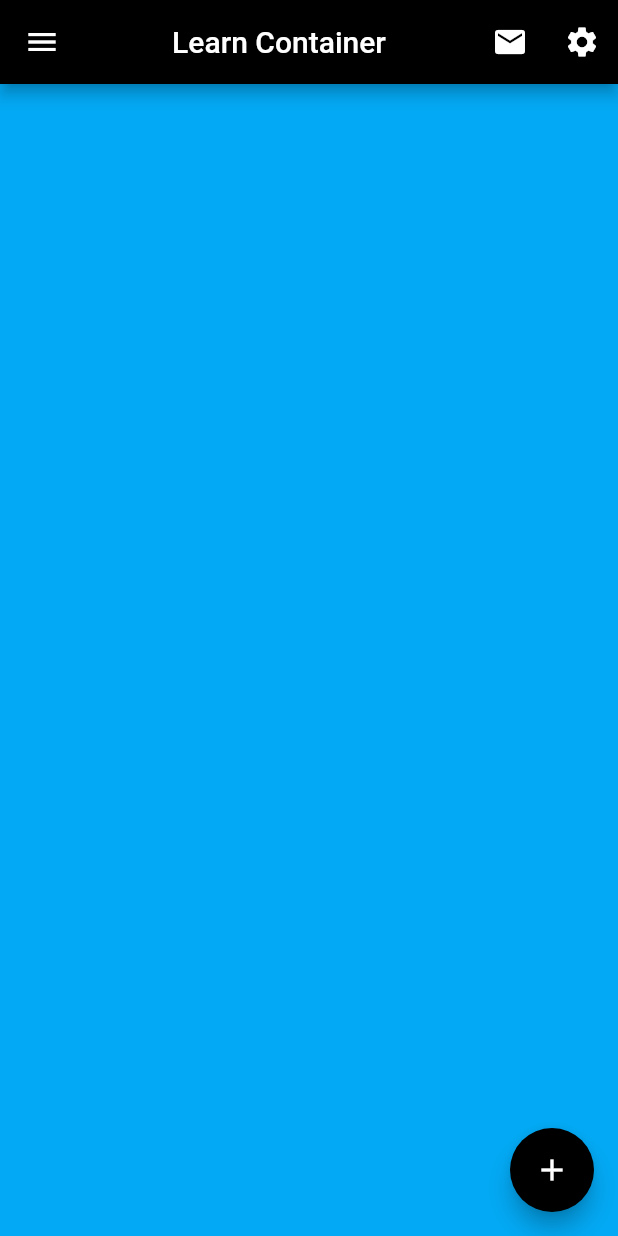
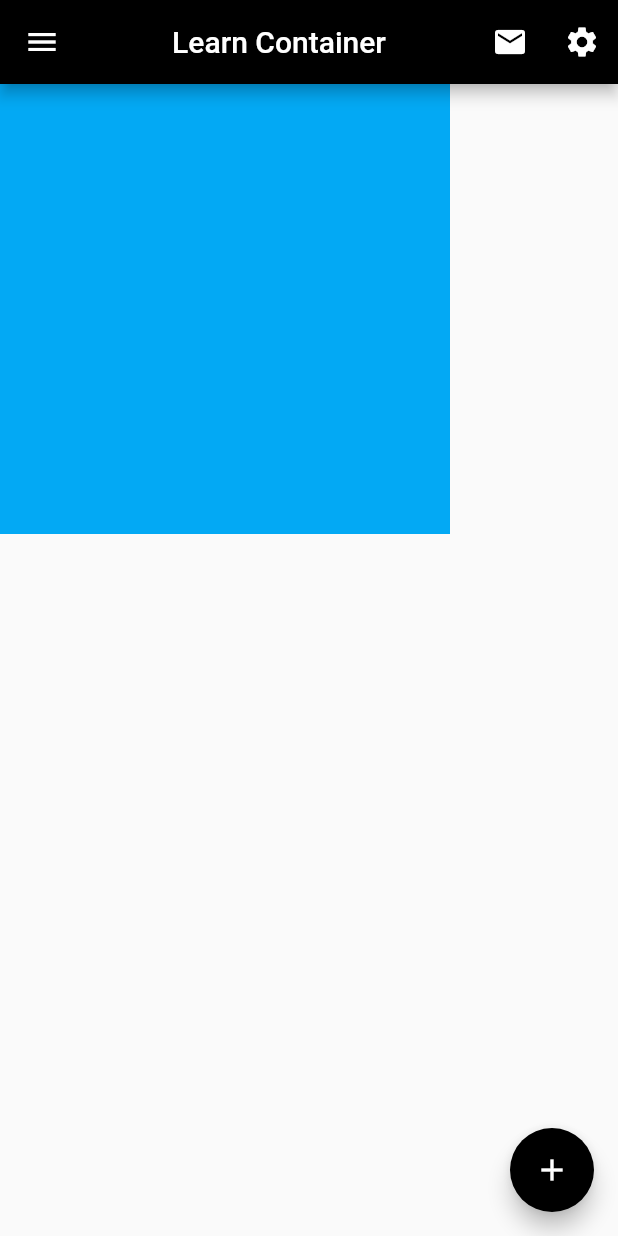
Before and after one commit to sumit007/flutter_learn, a Flutter app: the screen it shows after launch, on a phone screen of 412 x 824 dp. Run offline on Flutter 3.47's test engine with Material 2 defaults, Android fonts, the light colour scheme and no system bars.

Commit message:
container width and height

```diff
--- a/lib/learn_container.dart
+++ b/lib/learn_container.dart
@@ -31,6 +31,8 @@ class LearnContainer extends StatelessWidget {
       ),
       body: Container(
         color: Colors.lightBlue,
+        width: 300,
+        height: 300,
       ),
     );
   }
```
